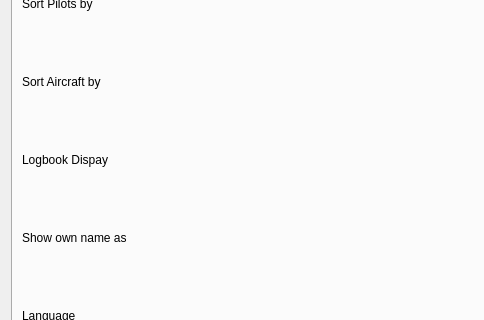
Qt form src/gui/widgets/settingswidget.ui (fiffty-50/openPilotLog) before a commit; both pictures show x 0 to 484 and y 260 to 580 of the 1114 by 661 pixel window.
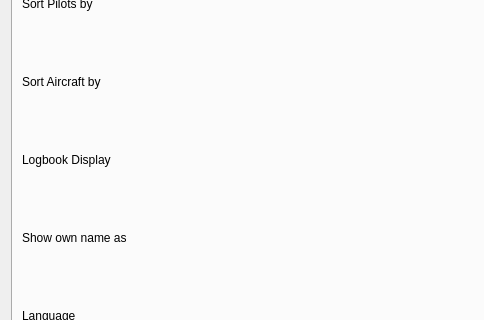
The same form after that commit. The open tabs and pages were chosen to show the change.

Diff of the .ui file:
```diff
--- a/src/gui/widgets/settingswidget.ui
+++ b/src/gui/widgets/settingswidget.ui
@@ -930,7 +930,7 @@
           <string>&lt;html&gt;&lt;head/&gt;&lt;body&gt;&lt;p&gt;Determines how your logbook is displayed in the logbook tab. This has no influence on what details are logged, just on what is displayed by default.&lt;/p&gt;&lt;/body&gt;&lt;/html&gt;</string>
          </property>
          <property name="text">
-          <string>Logbook Dispay</string>
+          <string>Logbook Display</string>
          </property>
         </widget>
        </item>
```
Left out of the diff: 2 changed lines with no effect on the pictures.
